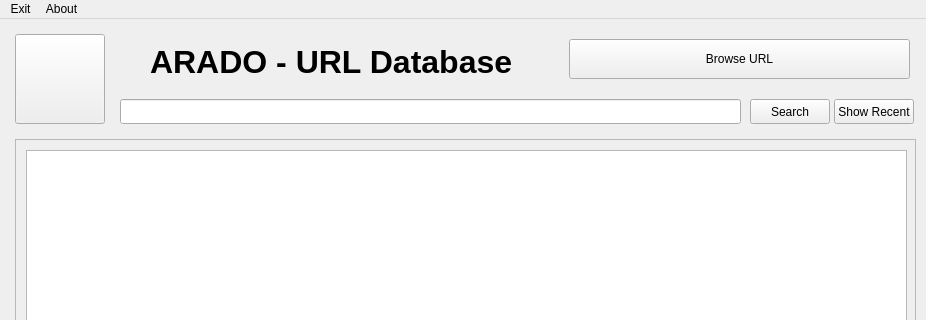
First picture: the form in ui/aradomain.ui, repository berndhs/arado, before the edit; both pictures show x 0 to 926 and y 0 to 320 of the 926 by 556 pixel window.
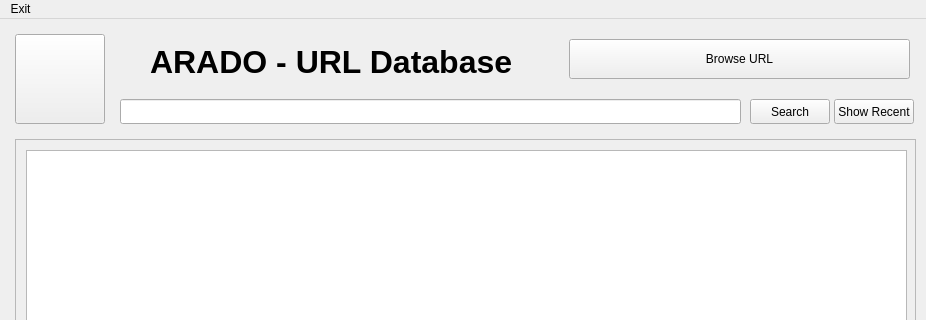
Second picture: the form after the edit. Icons and pictures are not drawn.

Commit message: about as submenu

What changed in the file:
```diff
--- a/ui/aradomain.ui
+++ b/ui/aradomain.ui
@@ -511,13 +511,7 @@
     <addaction name="separator"/>
     <addaction name="actionExit"/>
    </widget>
-   <widget class="QMenu" name="menuAbout">
-    <property name="title">
-     <string>About</string>
-    </property>
-   </widget>
    <addaction name="menuExit"/>
-   <addaction name="menuAbout"/>
   </widget>
   <widget class="QStatusBar" name="statusbar"/>
   <action name="actionExit">
```
Left out of the diff: 6 changed lines with no effect on the pictures.
